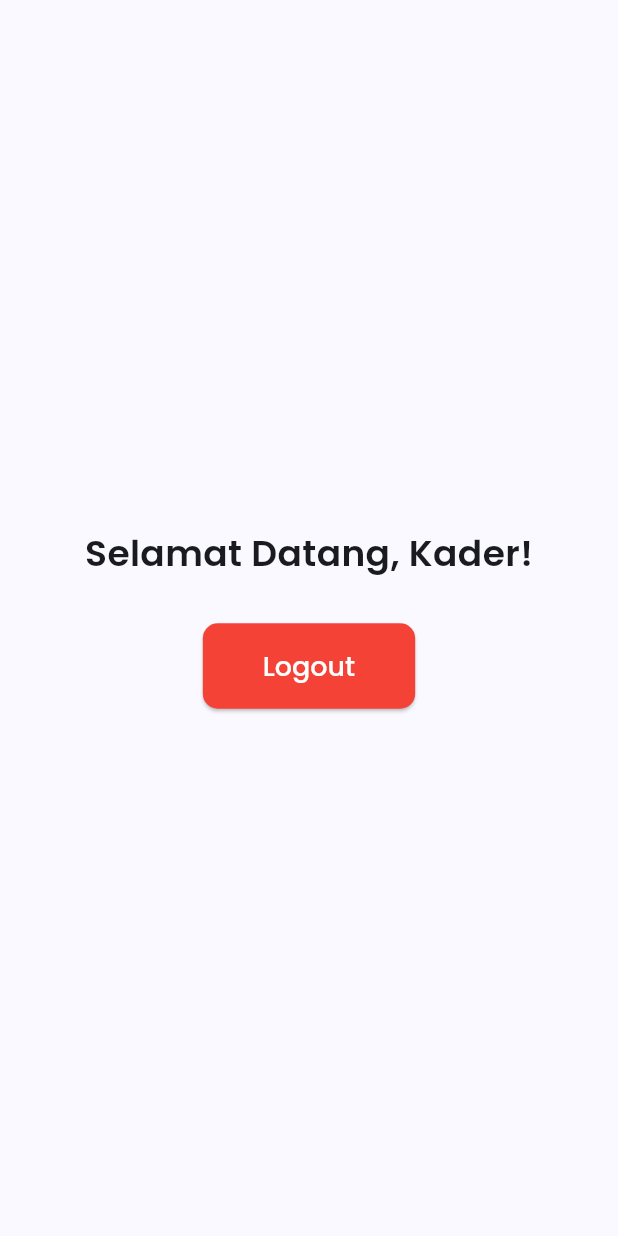
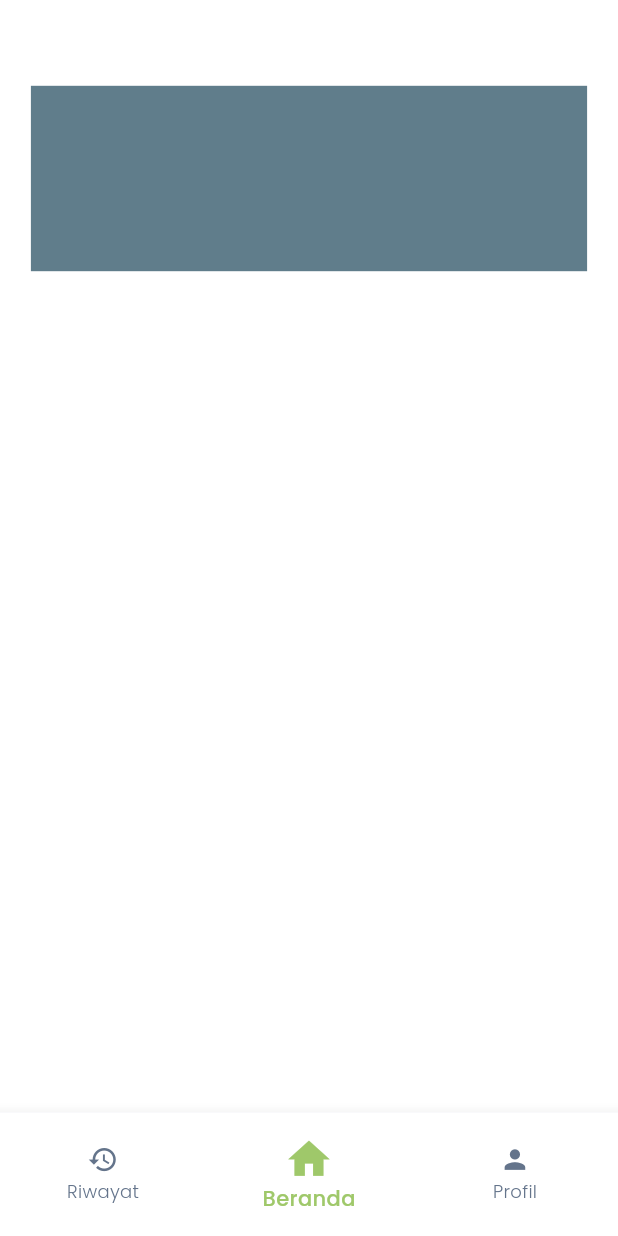
Before and after one commit to AxelAcep/Balansing-FrontEnd, a Flutter app: the KaderDashboardScreen screen opened directly, on a phone screen of 412 x 824 dp. Run offline on Flutter 3.47's test engine with Material 3 defaults, Android fonts, the phone set to English and light mode, and no system bars; our stand-ins replace google_fonts, shared_preferences; accounts and stored records are empty.

Commit message:
Dashboard Kader Base

```diff
--- /dev/null
+++ b/lib/screens/Kader/kader_beranda_screen.dart
@@ -0,0 +1,40 @@
+import 'package:flutter/material.dart';
+import 'package:google_fonts/google_fonts.dart';
+
+class BerandaScreen extends StatefulWidget {
+  const BerandaScreen({super.key});
+
+  @override
+  State<BerandaScreen> createState() => _BerandaScreenState();
+}
+
+class _BerandaScreenState extends State<BerandaScreen> {
+  @override
+  Widget build(BuildContext context) {
+    double height = MediaQuery.of(context).size.height;
+    double width = MediaQuery.of(context).size.width;
+
+    return SingleChildScrollView(
+      child: Container(
+        color: Colors.white,
+        height: MediaQuery.of(context).size.height,
+        padding: const EdgeInsets.all(16.0),
+        child: SizedBox( // <-- Tambahkan SizedBox di sini
+          width: double.infinity, // <-- Paksa SizedBox untuk mengambil lebar maksimum
+          child: Column(
+            mainAxisAlignment: MainAxisAlignment.start,
+            crossAxisAlignment: CrossAxisAlignment.center, // Ini sekarang akan bekerja
+            children: [
+              SizedBox(height: height*0.05,),
+              Container(
+                width: width * 0.9,
+                height: height * 0.15,
+                color: Colors.blueGrey,
+              ),
+            ],
+          ),
+        ),
+      ),
+    );
+  }
+}
--- a/lib/screens/Kader/kader_dahboard_screen.dart
+++ b/lib/screens/Kader/kader_dahboard_screen.dart
@@ -1,7 +1,12 @@
 import 'package:flutter/material.dart';
 import 'package:google_fonts/google_fonts.dart';
-import 'package:balansing/models/user_model.dart'; // Import User model
-import 'package:balansing/screens/onboarding_screen.dart'; // Import OnboardingScreen
+// import 'package:balansing/models/user_model.dart'; // Tidak perlu di sini lagi karena sudah di ProfilScreen
+// import 'package:balansing/screens/onboarding_screen.dart'; // Tidak perlu di sini lagi karena sudah di ProfilScreen
+
+// Import halaman-halaman yang baru dibuat
+import 'package:balansing/screens/Kader/kader_riwayat_screen.dart';
+import 'package:balansing/screens/Kader/kader_beranda_screen.dart';
+import 'package:balansing/screens/Kader/kader_profile_screen.dart';
 
 class KaderDashboardScreen extends StatefulWidget {
   const KaderDashboardScreen({super.key});
@@ -11,64 +16,55 @@ class KaderDashboardScreen extends StatefulWidget {
 }
 
 class _KaderDashboardScreenState extends State<KaderDashboardScreen> {
+  int _selectedIndex = 1; // Default ke halaman Beranda (index 1)
 
-  // Fungsi untuk menangani proses logout
-  void _handleLogout() async {
-    // 1. Reset data User.instance
-    // Setting email, token, dan jenis ke string kosong akan secara otomatis
-    // memicu penyimpanan ke SharedPreferences karena setter di User model.
-    User.instance.email = '';
-    User.instance.token = '';
-    User.instance.jenis = '';
+  // Daftar halaman yang akan ditampilkan
+  static const List<Widget> _pages = <Widget>[
+    RiwayatScreen(), // Index 0
+    BerandaScreen(), // Index 1
+    ProfilScreen(),  // Index 2
+  ];
 
-    print('DEBUG: User data reset. Navigating to OnboardingScreen.');
-
-    // 2. Navigasi kembali ke OnboardingScreen
-    // pushAndRemoveUntil memastikan user tidak bisa kembali ke dashboard setelah logout
-    if (mounted) {
-      Navigator.pushAndRemoveUntil(
-        context,
-        MaterialPageRoute(builder: (context) => const OnboardingScreen()),
-        (Route<dynamic> route) => false, // Ini menghapus semua route sebelumnya dari stack
-      );
-    }
+  // Fungsi yang dipanggil saat item BottomNavigationBar ditekan
+  void _onItemTapped(int index) {
+    setState(() {
+      _selectedIndex = index;
+    });
   }
 
   @override
   Widget build(BuildContext context) {
+    double height = MediaQuery.of(context).size.height;
+    double width = MediaQuery.of(context).size.width;
     return Scaffold(
-      body: Center(
-        child: Column(
-          mainAxisAlignment: MainAxisAlignment.center,
-          children: [
-            Text(
-              "Selamat Datang, Kader!",
-              style: GoogleFonts.poppins(
-                fontSize: 24,
-                fontWeight: FontWeight.w600,
-              ),
-            ),
-            const SizedBox(height: 30),
-
-            ElevatedButton(
-              onPressed: _handleLogout,
-              style: ElevatedButton.styleFrom(
-                backgroundColor: Colors.red,
-                foregroundColor: Colors.white,
-                padding: const EdgeInsets.symmetric(horizontal: 40, vertical: 15),
-                shape: RoundedRectangleBorder(
-                  borderRadius: BorderRadius.circular(10),
-                ),
-                textStyle: GoogleFonts.poppins(
-                  fontSize: 18,
-                  fontWeight: FontWeight.w500,
-                ),
-              ),
-              child: const Text("Logout"),
-            ),
-          ],
-        ),
+      body: IndexedStack( // Menggunakan IndexedStack untuk menjaga state halaman
+        index: _selectedIndex,
+        children: _pages,
       ),
+      bottomNavigationBar: SizedBox( height: height*0.1,   child: BottomNavigationBar(
+        items: <BottomNavigationBarItem>[
+          BottomNavigationBarItem(
+            icon: Icon(Icons.history, size: _selectedIndex == 0 ? width*0.08 : width*0.05), // Icon untuk Riwayat
+            label: 'Riwayat',
+          ),
+          BottomNavigationBarItem(
+            icon: Icon(Icons.home, size: _selectedIndex == 1 ? width*0.08 : width*0.05), // Icon untuk Beranda
+            label: 'Beranda',
+          ),
+          BottomNavigationBarItem(
+            icon: Icon(Icons.person,  size: _selectedIndex == 2 ? width*0.08 : width*0.05), // Icon untuk Profil
+            label: 'Profil',
+          ),
+        ],
+        currentIndex: _selectedIndex, // Indeks item yang sedang aktif
+        selectedItemColor: const Color(0xFF9FC86A), // Warna icon/teks yang dipilih
+        unselectedItemColor: const Color(0xFF64748B), // Warna icon/teks yang tidak dipilih
+        onTap: _onItemTapped, // Fungsi yang dipanggil saat item ditekan
+        backgroundColor: Colors.white,
+        type: BottomNavigationBarType.fixed, // Agar semua item terlihat jelas
+        selectedLabelStyle: GoogleFonts.poppins(fontWeight: FontWeight.w500),
+        unselectedLabelStyle: GoogleFonts.poppins(fontWeight: FontWeight.w300),
+      ),)
     );
   }
 }
```
Also changed, not shown: lib/main.dart (+0 -7 lines), lib/screens/AuthKader/LoginScreen.dart (+7 -1 lines), lib/screens/ConfirmEmailPassword.dart (added, +93 -0 lines), lib/screens/ForgotScreen.dart (added, +231 -0 lines), lib/screens/Kader/kader_profile_screen.dart (added, +72 -0 lines), lib/screens/Kader/kader_riwayat_screen.dart (added, +18 -0 lines), lib/services/auth_services.dart (+30 -1 lines).
